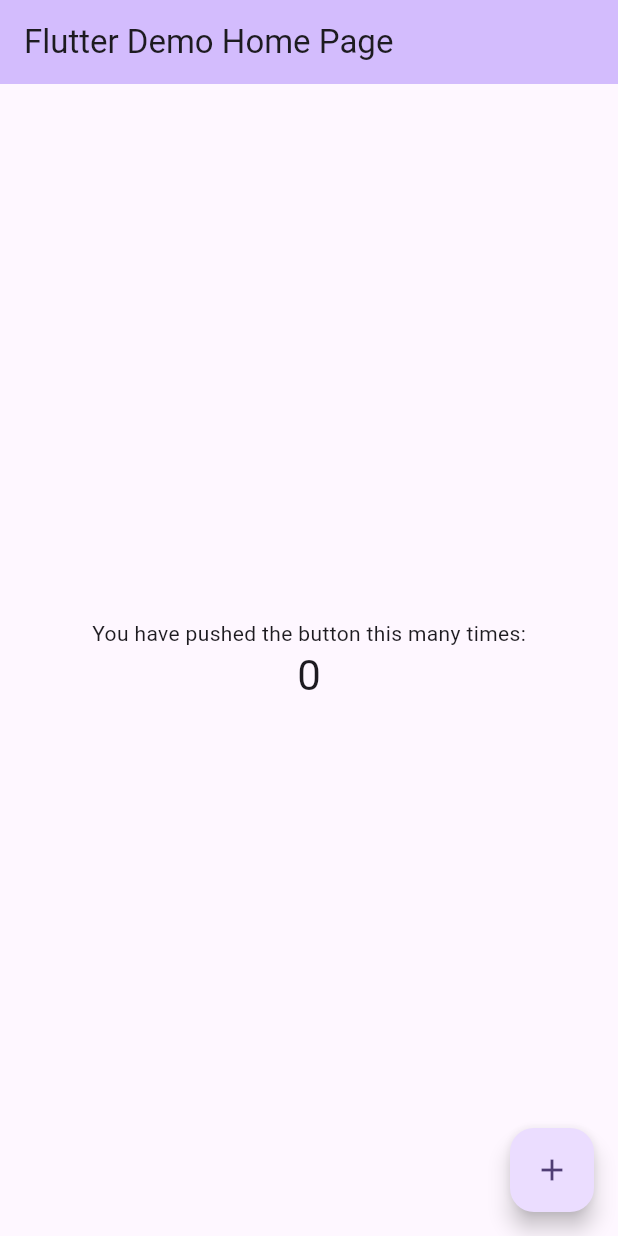
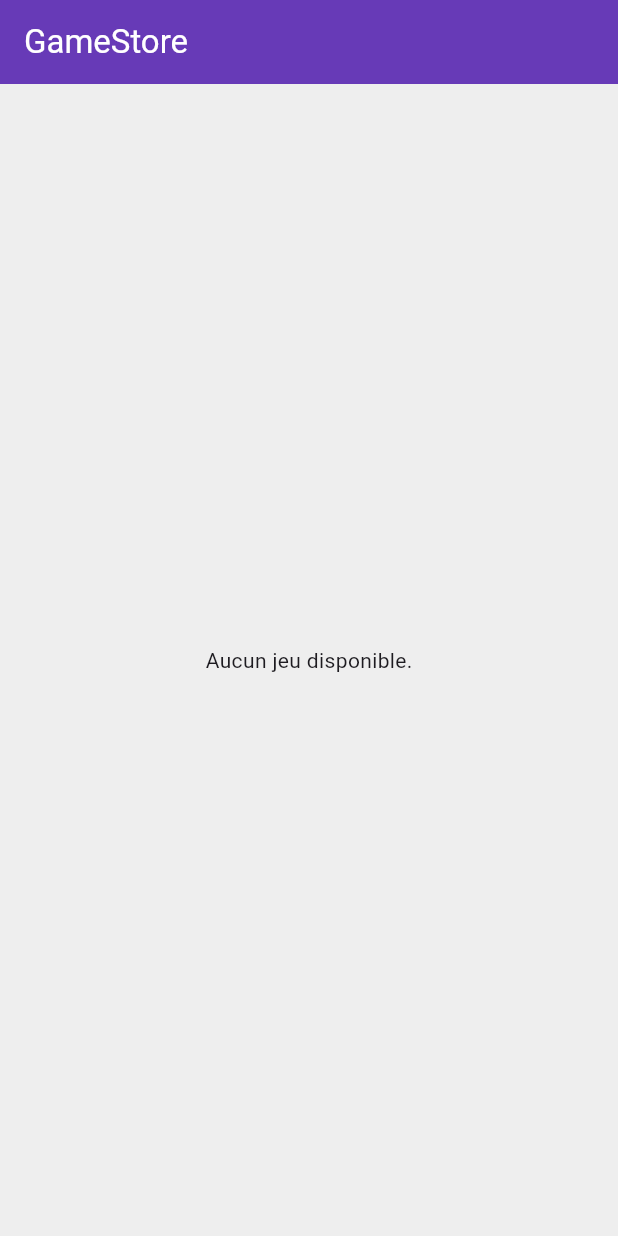
Before and after one commit to dillon816/gamestore_AZAG_Dillon, a Flutter app: the screen it shows after launch, on a phone screen of 412 x 824 dp. Run offline on Flutter 3.47's test engine with Material 3 defaults, Android fonts, the phone set to English and light mode, and no system bars; our stand-ins replace cloud_firestore, firebase_core; accounts and stored records are empty.

Commit message:
Ajout de la boutique GameStore connectée à Firebase

```diff
--- /dev/null
+++ b/lib/features/gamestore/models/game.dart
@@ -0,0 +1,39 @@
+import 'package:cloud_firestore/cloud_firestore.dart';
+
+// Modèle d'un jeu vidéo.
+// Un document Firestore ressemble à une Map, on lit donc les champs un par un.
+class Game {
+  final String id;
+  final String nom;
+  final String description;
+  final double prix;
+  final List<String> plateformes;
+  // Champs optionnels : absents de la base pour l'instant, prêts si on les ajoute
+  final String? imageUrl;
+  final String? genre;
+
+  Game({
+    required this.id,
+    required this.nom,
+    required this.description,
+    required this.prix,
+    required this.plateformes,
+    this.imageUrl,
+    this.genre,
+  });
+
+  // Construit un Game à partir d'un document Firestore
+  factory Game.fromFirestore(QueryDocumentSnapshot doc) {
+    final data = doc.data() as Map<String, dynamic>;
+
+    return Game(
+      id: doc.id,
+      nom: data['nom'] ?? '',
+      description: data['description'] ?? '',
+      prix: (data['prix'] ?? 0).toDouble(),
+      plateformes: List<String>.from(data['plateformes'] ?? []),
+      imageUrl: data['imageUrl'],
+      genre: data['genre'],
+    );
+  }
+}
--- /dev/null
+++ b/lib/features/gamestore/presentation/pages/boutique_page.dart
@@ -0,0 +1,82 @@
+import 'package:flutter/material.dart';
+
+import '../../data/game_repository.dart';
+import '../../models/game.dart';
+import '../widgets/game_card.dart';
+import 'game_detail_page.dart';
+
+// Accueil : la boutique en ligne.
+// Les jeux sont récupérés dynamiquement depuis Firestore (pas de données en dur).
+class BoutiquePage extends StatefulWidget {
+  const BoutiquePage({super.key});
+
+  @override
+  State<BoutiquePage> createState() => _BoutiquePageState();
+}
+
+class _BoutiquePageState extends State<BoutiquePage> {
+  final GameRepository _repository = GameRepository();
+
+  // Le Future contenant la liste des jeux à venir
+  late Future<List<Game>> _futureJeux;
+
+  @override
+  void initState() {
+    super.initState();
+    // On lance la récupération une seule fois au chargement de la page
+    _futureJeux = _repository.getGames();
+  }
+
+  void _ouvrirFiche(Game game) {
+    Navigator.push(
+      context,
+      MaterialPageRoute(builder: (context) => GameDetailPage(game: game)),
+    );
+  }
+
+  @override
+  Widget build(BuildContext context) {
+    return Scaffold(
+      backgroundColor: Colors.grey.shade200,
+      appBar: AppBar(
+        backgroundColor: Colors.deepPurple,
+        foregroundColor: Colors.white,
+        title: const Text('GameStore'),
+      ),
+      body: SafeArea(
+        // FutureBuilder affiche un état différent selon l'avancée de la requête
+        child: FutureBuilder<List<Game>>(
+          future: _futureJeux,
+          builder: (context, snapshot) {
+            // Pendant le chargement : roue de progression
+            if (snapshot.connectionState == ConnectionState.waiting) {
+              return const Center(child: CircularProgressIndicator());
+            }
+
+            // En cas d'erreur ou de liste vide
+            if (!snapshot.hasData || snapshot.data!.isEmpty) {
+              return const Center(child: Text('Aucun jeu disponible.'));
+            }
+
+            List<Game> jeux = snapshot.data!;
+
+            // 1 seul jeu par ligne (pleine largeur) : une ListView
+            return ListView.builder(
+              itemCount: jeux.length,
+              itemBuilder: (context, index) {
+                Game game = jeux[index];
+                return Padding(
+                  padding: const EdgeInsets.symmetric(horizontal: 8),
+                  child: GameCard(
+                    game: game,
+                    onVoir: () => _ouvrirFiche(game),
+                  ),
+                );
+              },
+            );
+          },
+        ),
+      ),
+    );
+  }
+}
--- a/lib/main.dart
+++ b/lib/main.dart
@@ -1,66 +1,34 @@
 import 'package:flutter/material.dart';
+import 'package:firebase_core/firebase_core.dart';
 
-void main() {
-  runApp(const MyApp());
+import 'firebase_options.dart';
+import 'features/gamestore/presentation/pages/boutique_page.dart';
+
+void main() async {
+  // Obligatoire avant d'utiliser Firebase : il interagit avec le code natif
+  WidgetsFlutterBinding.ensureInitialized();
+
+  // Établit le lien avec le serveur Firebase (asynchrone)
+  await Firebase.initializeApp(
+    options: DefaultFirebaseOptions.currentPlatform,
+  );
+
+  runApp(const GameStoreApp());
 }
 
-class MyApp extends StatelessWidget {
-  const MyApp({super.key});
+class GameStoreApp extends StatelessWidget {
+  const GameStoreApp({super.key});
 
   @override
   Widget build(BuildContext context) {
     return MaterialApp(
-      title: 'Flutter Demo',
+      title: 'GameStore',
       theme: ThemeData(
         colorScheme: ColorScheme.fromSeed(seedColor: Colors.deepPurple),
       ),
-      home: const MyHomePage(title: 'Flutter Demo Home Page'),
+      // Phase 1 : on démarre directement sur la boutique (sans login).
+      // Phase 2 : on remettra ici l'écran de connexion (FirebaseAuth).
+      home: const BoutiquePage(),
     );
   }
 }
-
-class MyHomePage extends StatefulWidget {
-  const MyHomePage({super.key, required this.title});
-
-  final String title;
-
-  @override
-  State<MyHomePage> createState() => _MyHomePageState();
-}
-
-class _MyHomePageState extends State<MyHomePage> {
-  int _counter = 0;
-
-  void _incrementCounter() {
-    setState(() {
-      _counter++;
-    });
-  }
-
-  @override
-  Widget build(BuildContext context) {
-    return Scaffold(
-      appBar: AppBar(
-        backgroundColor: Theme.of(context).colorScheme.inversePrimary,
-        title: Text(widget.title),
-      ),
-      body: Center(
-        child: Column(
-          mainAxisAlignment: MainAxisAlignment.center,
-          children: [
-            const Text('You have pushed the button this many times:'),
-            Text(
-              '$_counter',
-              style: Theme.of(context).textTheme.headlineMedium,
-            ),
-          ],
-        ),
-      ),
-      floatingActionButton: FloatingActionButton(
-        onPressed: _incrementCounter,
-        tooltip: 'Increment',
-        child: const Icon(Icons.add),
-      ),
-    );
-  }
-}
--- a/pubspec.yaml
+++ b/pubspec.yaml
@@ -34,6 +34,9 @@ dependencies:
   # The following adds the Cupertino Icons font to your application.
   # Use with the CupertinoIcons class for iOS style icons.
   cupertino_icons: ^1.0.8
+  firebase_auth: ^6.5.6
+  cloud_firestore: ^6.7.1
+  firebase_core: ^4.12.1
 
 dev_dependencies:
   flutter_test:
```
Also changed, not shown: lib/features/gamestore/data/game_repository.dart (added, +44 -0 lines), lib/features/gamestore/presentation/pages/game_detail_page.dart (added, +163 -0 lines), lib/features/gamestore/presentation/widgets/game_card.dart (added, +153 -0 lines), firebase.json (added), lib/firebase_options.dart (added), pubspec.lock, 3 other files.
